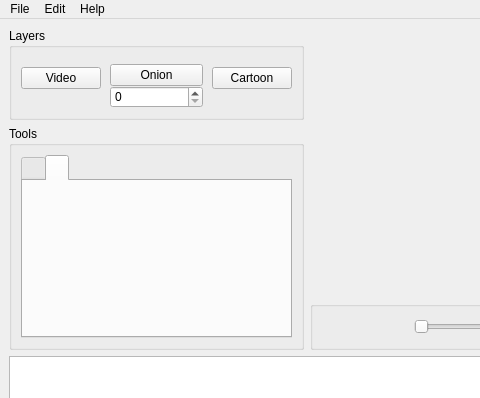
First picture: the form in editor.ui, repository masters-info-nantes/cartoonerie-qt, before the edit; both pictures show x 0 to 480 and y 0 to 398 of the 956 by 579 pixel window.
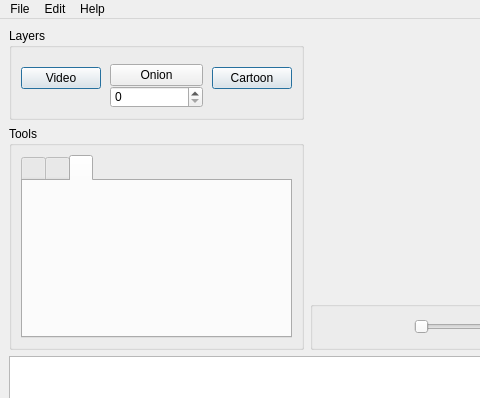
Second picture: the form after the edit. The open tabs and pages were chosen to show the change. Icons and pictures are not drawn. Custom widgets are drawn as their Qt base class.

What changed in the file:
```diff
--- a/editor.ui
+++ b/editor.ui
@@ -54,6 +54,15 @@
              <property name="text">
               <string>Video</string>
              </property>
+             <property name="autoDefault">
+              <bool>false</bool>
+             </property>
+             <property name="default">
+              <bool>true</bool>
+             </property>
+             <property name="flat">
+              <bool>false</bool>
+             </property>
             </widget>
            </item>
            <item>
@@ -135,6 +144,12 @@
              <property name="text">
               <string>Cartoon</string>
              </property>
+             <property name="autoDefault">
+              <bool>false</bool>
+             </property>
+             <property name="default">
+              <bool>true</bool>
+             </property>
             </widget>
            </item>
           </layout>
@@ -183,6 +198,17 @@
               <attribute name="title">
                <string/>
               </attribute>
+              <layout class="QVBoxLayout" name="verticalLayout_5"/>
+             </widget>
+             <widget class="QWidget" name="trait">
+              <attribute name="icon">
+               <iconset resource="resources.qrc">
+                <normaloff>:/images/tool-line.png</normaloff>:/images/tool-line.png</iconset>
+              </attribute>
+              <attribute name="title">
+               <string/>
+              </attribute>
+              <layout class="QVBoxLayout" name="verticalLayout_7"/>
              </widget>
              <widget class="QWidget" name="eraser">
               <attribute name="icon">
```
Left out of the diff: 7 changed lines with no effect on the pictures.
